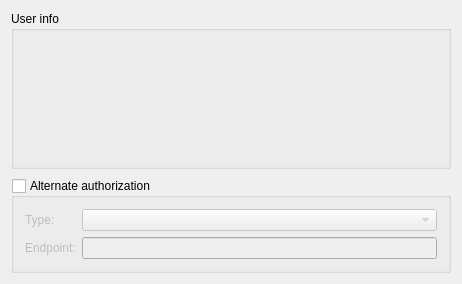
nextgis/formbuilder, file src/desktop/fb_authdialog.ui: the form before one commit.
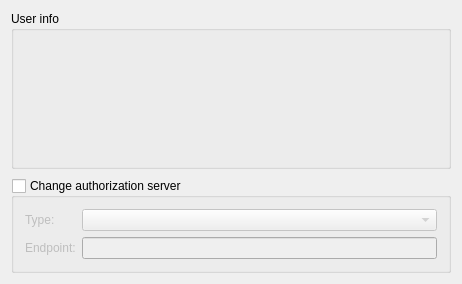
The form after the commit.

The edit to the form file:
```diff
--- a/src/desktop/fb_authdialog.ui
+++ b/src/desktop/fb_authdialog.ui
@@ -43,7 +43,7 @@
       </sizepolicy>
      </property>
      <property name="title">
-      <string>Alternate authorization</string>
+      <string>Change authorization server</string>
      </property>
      <property name="checkable">
       <bool>true</bool>
```
